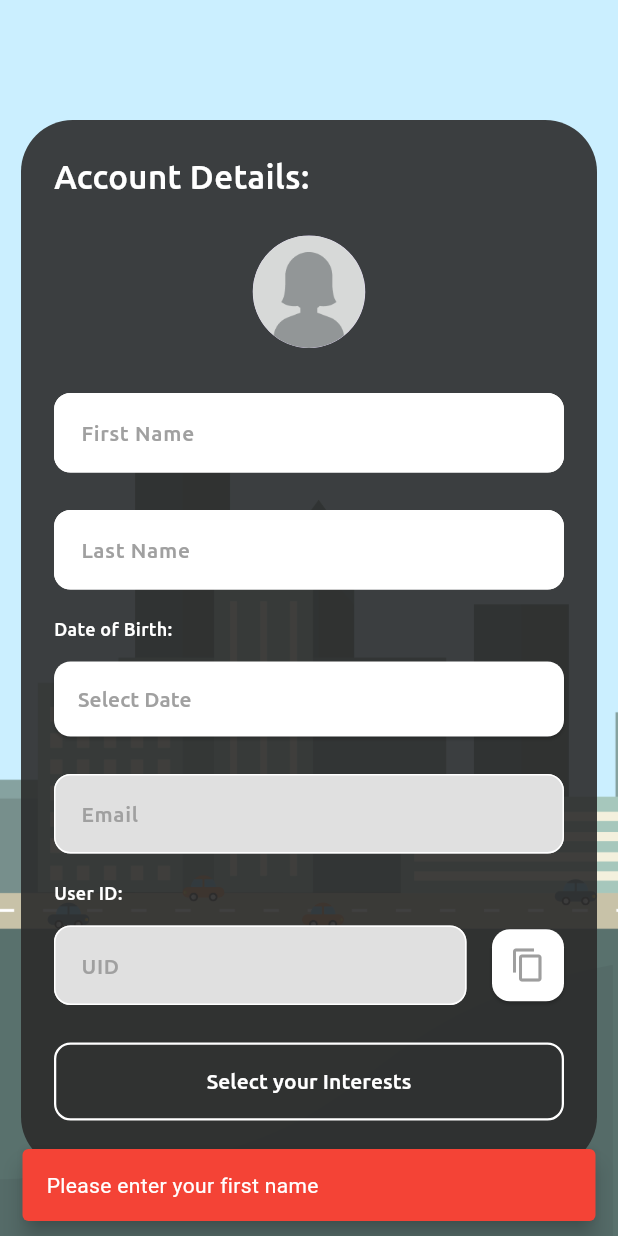
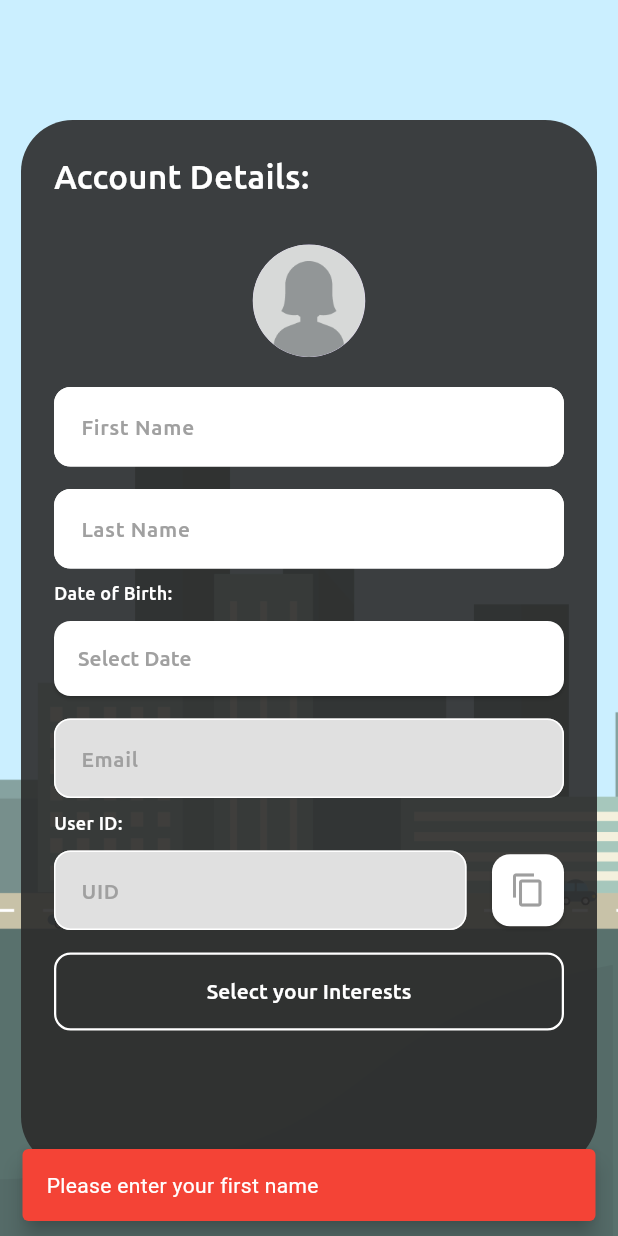
Before and after one commit to mithuGit/TripTip, a Flutter app: the Account screen opened directly with empty values, after a tap on "Select your Interests", on a phone screen of 412 x 824 dp. Run offline on Flutter 3.47's test engine with Material 3 defaults, Android fonts, the phone set to English and light mode, and no system bars; our stand-ins replace cloud_firestore, cloud_functions, file_picker, firebase_auth, firebase_core, firebase_messaging and 19 more; missing offline and left inert: flame, flutter_facebook_auth, flutter_pdfview, flutter_polyline_points, flutter_quill, flutter_stripe and 2 more; accounts and stored records are empty; generated files the repository leaves out were written again; Roboto replaces fonts that are missing (fonts/Ubuntu-Regular.ttf); project files that could hold a hidden picture were left out.

Commit message:
Container Fix and Accound Deails fix

```diff
--- a/lib/ui/views/account/account_details.dart
+++ b/lib/ui/views/account/account_details.dart
@@ -48,6 +48,7 @@ class _AccountState extends State<Account> {
 
   //sonst late inizalisiert fehler
   String selectedDate = '';
+  DateTime? selectedAge;
   ImageProvider<Object>? imageProvider;
 
   DateTime? selectedDateTime;
@@ -107,6 +108,11 @@ class _AccountState extends State<Account> {
     if (prenameController.text == "") throw "Please enter your first name";
     if (lastnameController.text == "") throw "Please enter your last name";
     if (selectedDate == "") throw "Please enter your date of birth";
+    if(selectedAge != null) {
+      if (selectedAge!.isAfter(DateTime.now())) throw "Please enter a valid date of birth";
+      if (selectedAge!.isBefore(DateTime(1900))) throw "Please enter a valid date of birth (you are too old)";
+      if (selectedAge!.isAfter(DateTime.now().subtract(const Duration(days: 365 * 13)))) throw "You must be at least 13 years old";
+    }
     if (newImageURL != '') {
       imageURL = newImageURL;
       await currentUser.updatePhotoURL(imageURL);
@@ -244,24 +250,23 @@ class _AccountState extends State<Account> {
                   const SizedBox(height: 5),
                   if (uploading) const Center(child: LinearProgressIndicator()),
                   const SizedBox(
-                    height: 25,
+                    height: 15,
                   ),
                   InputField(
                     controller: prenameController,
                     hintText: 'First Name',
                     obscureText: false,
-                    margin: const EdgeInsets.only(bottom: 25),
+                    margin: const EdgeInsets.only(bottom: 15),
                   ),
                   InputField(
                     controller: lastnameController,
                     hintText: 'Last Name',
                     obscureText: false,
-                    margin: const EdgeInsets.only(bottom: 10),
                   ),
                   const SizedBox(height: 10),
                   const SizedBox(
                     width: 148,
-                    height: 18,
+                    height: 25,
                     child: Text(
                       'Date of Birth:',
                       style: TextStyle(
@@ -273,15 +278,16 @@ class _AccountState extends State<Account> {
                       ),
                     ),
                   ),
-                  const SizedBox(height: 10),
                   CupertinoDatePickerButton(
                     presetDate: selectedDate,
-                    margin: const EdgeInsets.only(bottom: 25),
+                    margin: const EdgeInsets.only(bottom: 15),
                     onDateSelected: (DateStringTupel dateStringTupel) {
                       setState(() {
+                        selectedAge = dateStringTupel.date;
                         selectedDate = dateStringTupel.dateString;
                       });
                     },
+                    boundingDate: DateTime.now(),
                     showFuture: false,
                   ),
                   InputField(
@@ -290,10 +296,9 @@ class _AccountState extends State<Account> {
                     hintText: "Email",
                     obscureText: false,
                   ),
-                  const SizedBox(height: 20),
+                  const SizedBox(height: 10),
                   const SizedBox(
-                    width: 148,
-                    height: 18,
+                    height: 25,
                     child: Text(
                       'User ID:',
                       style: TextStyle(
@@ -305,7 +310,6 @@ class _AccountState extends State<Account> {
                       ),
                     ),
                   ),
-                  const SizedBox(height: 10),
                   Row(
                     mainAxisAlignment: MainAxisAlignment.spaceBetween,
                     children: [
@@ -340,7 +344,7 @@ class _AccountState extends State<Account> {
                       )
                     ],
                   ),
-                  const SizedBox(height: 25),
+                  const SizedBox(height: 15),
                   MyButton(
                     onTap: () async {
                       try {
--- a/lib/ui/views/trip_setup_pages/change_trip.dart
+++ b/lib/ui/views/trip_setup_pages/change_trip.dart
@@ -7,8 +7,10 @@ import 'package:go_router/go_router.dart';
 import 'package:internet_praktikum/ui/styles/Styles.dart';
 import 'package:internet_praktikum/ui/widgets/bottom_sheet.dart';
 import 'package:font_awesome_flutter/font_awesome_flutter.dart';
+import 'package:internet_praktikum/ui/widgets/centerText.dart';
 import 'package:internet_praktikum/ui/widgets/errorSnackbar.dart';
 import 'package:internet_praktikum/ui/widgets/modalButton.dart';
+import 'package:internet_praktikum/ui/widgets/my_button.dart';
 
 class ChangeTrip extends StatefulWidget {
   const ChangeTrip({super.key});
@@ -240,6 +242,10 @@ class _ChangeTrip extends State<ChangeTrip> {
           builder: (BuildContext context, snapshot) {
             if (snapshot.connectionState == ConnectionState.done) {
               final data = snapshot.data;
+              // if user is not in any trip
+              if(data!.isEmpty){
+                return const CenterText(text: "You are not in any trip yet");
+              }
               return ListView(
                   children: data!
                       .map((con) {
--- a/lib/ui/widgets/container.dart
+++ b/lib/ui/widgets/container.dart
@@ -28,7 +28,6 @@ class CustomContainer extends StatelessWidget {
                   children: [
                     Container(
                       margin: const EdgeInsets.only(bottom: 30),
-                      height: 25,
                       child: Text(
                         title,
                         style: Styles.overlayTitle,
```
Also changed, not shown: lib/core/services/auth_service.dart (+19 -4 lines), lib/ui/views/trip_setup_pages/create_trip.dart (+13 -8 lines).
